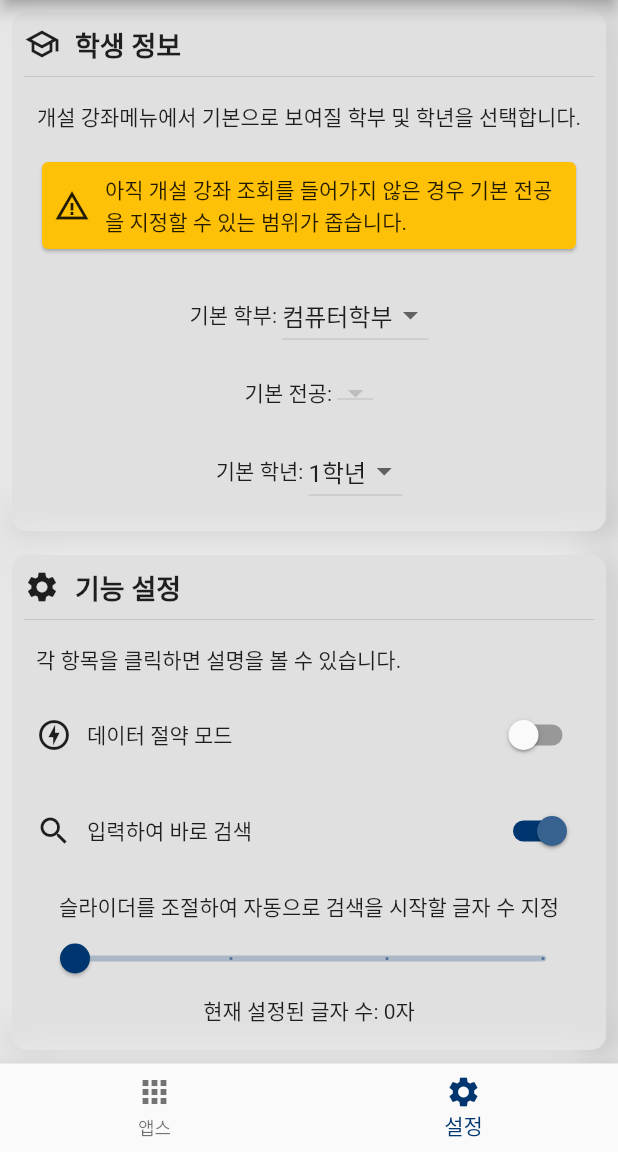
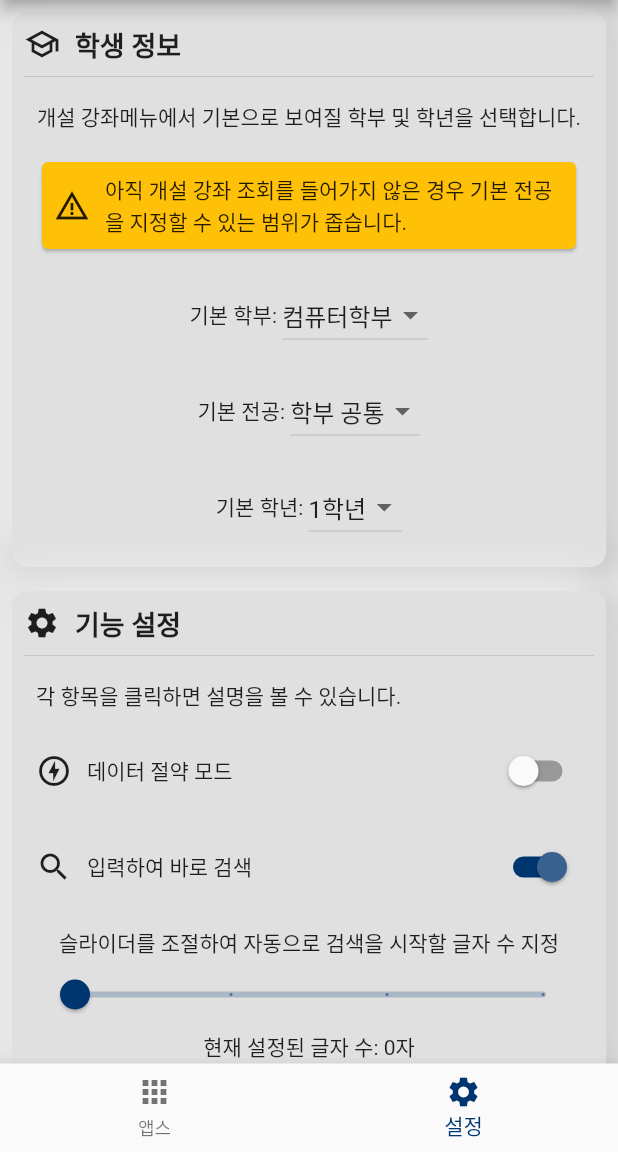
Before and after one commit to sun30812/suwon_mate, a Flutter app: the screen it shows after launch, item 2 of the bottom bar chosen, on a phone screen of 412 x 824 dp, the part 84-1236 px from its top. Run offline on Flutter 3.47's test engine with Material 2 defaults, Android fonts, the phone set to English and light mode, and no system bars; our stand-ins replace firebase_core, firebase_database, flutter_html, package_info_plus, shared_preferences; accounts and stored records are empty.

Commit message:
[문제 해결] 기본 전공 설정 관련 문제 해결
* 전공을 설정 시 일정 확률로 앱이 중단되는 문제 해결
* 앱 데이터 지우기 설명 변경
* 전공항목은 이제 전체, 학부공통이 제일 상단에 표시됩니다.

```diff
--- a/lib/settings.dart
+++ b/lib/settings.dart
@@ -221,6 +221,15 @@ class _SettingPageState extends State<SettingPage> {
                   ),
                 );
               }
+              majorDropdownList.clear();
+              majorDropdownList.add(const DropdownMenuItem(
+                child: Text('전체'),
+                value: '전체',
+              ));
+              majorDropdownList.add(const DropdownMenuItem(
+                child: Text('학부 공통'),
+                value: '학부 공통',
+              ));
               if ((snapshot.data as SharedPreferences).containsKey('dpMap')) {
                 Map _subMap = jsonDecode(
                     (snapshot.data as SharedPreferences).getString('dpMap')!);
@@ -231,21 +240,14 @@ class _SettingPageState extends State<SettingPage> {
                         ))
                     .toList();
                 subDropdownList.sort((a, b) => a.value!.compareTo(b.value!));
-                majorDropdownList = (_subMap[_myDp] as List)
+                List _tempList = _subMap[_myDp] as List;
+                _tempList.sort((a, b) => a.compareTo(b));
+                majorDropdownList.addAll((_tempList)
                     .map((dat) => DropdownMenuItem(
                           child: Text(dat.toString()),
                           value: dat.toString(),
                         ))
-                    .toList();
-                majorDropdownList.add(const DropdownMenuItem(
-                  child: Text('학부 공통'),
-                  value: '학부 공통',
-                ));
-                majorDropdownList.add(const DropdownMenuItem(
-                  child: Text('전체'),
-                  value: '전체',
-                ));
-                majorDropdownList.sort((a, b) => a.value!.compareTo(b.value!));
+                    .toList());
                 _isSynced = true;
               }
               if (_isFirst) {
@@ -289,6 +291,7 @@ class _SettingPageState extends State<SettingPage> {
                                     onChanged: (String? value) {
                                       setState(() {
                                         _myDp = value!;
+                                        _mySub = '학부 공통';
                                       });
                                     },
                                     value: _myDp),
@@ -484,7 +487,8 @@ class _SettingPageState extends State<SettingPage> {
                                           icon: Icons.error_outline,
                                           title: '경고',
                                           content: const Text(
-                                              '앱의 모든 데이터를 초기화합니다. 계속하시겠습니까?'),
+                                              '학생 정보를 포함한 앱의 모든 데이터를 초기화합니다. 계속하시겠습니까?(이 작업은 되돌릴 수 없습니다.)'),
+                                          isDestructive: true,
                                           onPressed: () async {
                                             SharedPreferences _pref =
                                                 await SharedPreferences
@@ -530,11 +534,6 @@ class _SettingPageState extends State<SettingPage> {
                                     );
                                   });
                             },
-                            style: ButtonStyle(
-                                overlayColor: MaterialStateProperty.all(
-                                    Colors.redAccent.withAlpha(30)),
-                                foregroundColor: MaterialStateProperty.all(
-                                    Colors.redAccent)),
                             child: const Text(
                               'DB 데이터 다시 받기',
                             )),
```
Also changed, not shown: lib/open_class.dart (+12 -3 lines), lib/style_widget.dart (+14 -0 lines).
